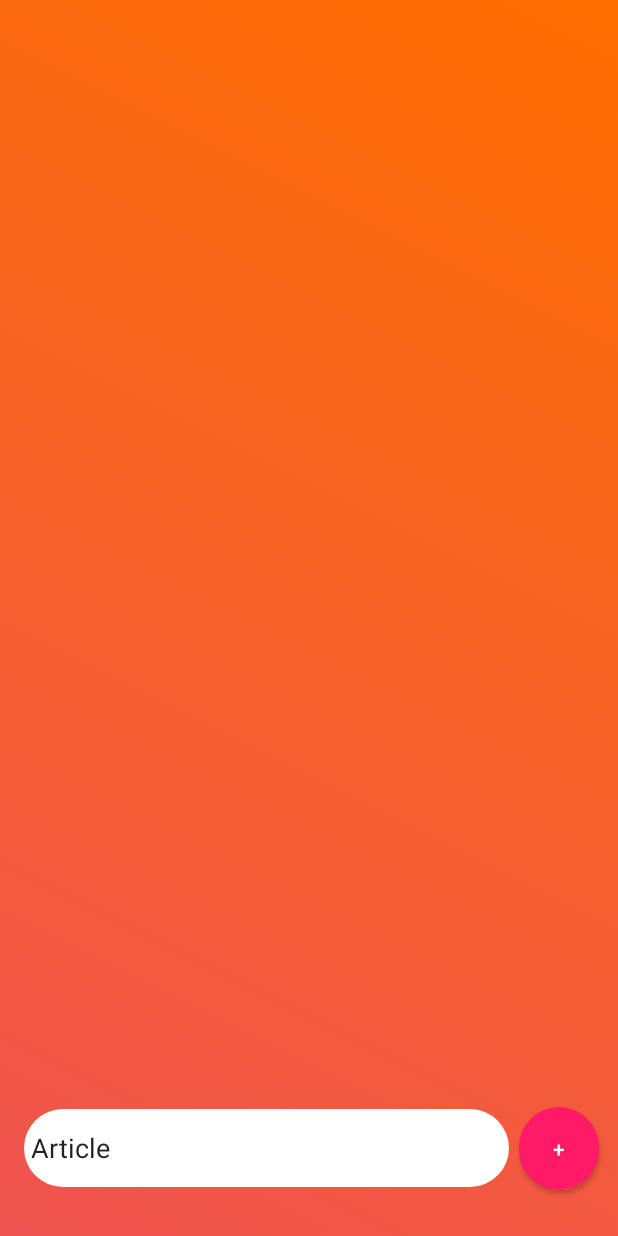
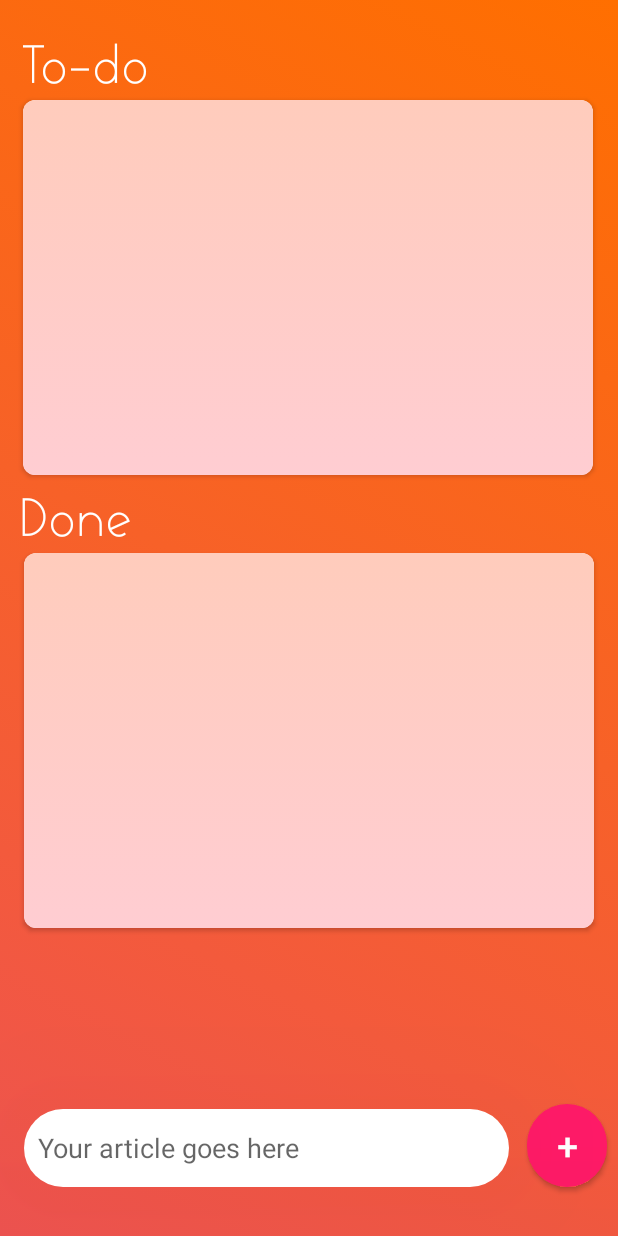
Before and after one commit to abbydomi/AndroidToDoList, an Android app: the ListDisplayActivity screen opened directly, with no data from a screen before it, on a phone screen of 412 x 824 dp. Run offline under Robolectric (Android 15) with nearby library versions, the phone set to English and light mode, and no system bars.

Commit message:
More design stuff

```diff
--- a/app/src/main/java/com/dunny/shoppingcart/ListDisplayActivity.java
+++ b/app/src/main/java/com/dunny/shoppingcart/ListDisplayActivity.java
@@ -1,10 +1,13 @@
 package com.dunny.shoppingcart;
 
 import androidx.appcompat.app.AppCompatActivity;
+import androidx.cardview.widget.CardView;
 import androidx.constraintlayout.widget.ConstraintLayout;
 
 import android.graphics.drawable.AnimationDrawable;
 import android.os.Bundle;
+import android.view.animation.Animation;
+import android.widget.ListView;
 
 public class ListDisplayActivity extends AppCompatActivity {
 
@@ -19,5 +22,18 @@ public class ListDisplayActivity extends AppCompatActivity {
         animationDrawable.setEnterFadeDuration(2500);
         animationDrawable.setExitFadeDuration(5000);
         animationDrawable.start();
-    }
+
+        ConstraintLayout lvDoneList = findViewById(R.id.theRealListContainer);
+        AnimationDrawable animationDrawable1 = (AnimationDrawable) lvDoneList.getBackground();
+        animationDrawable1.setEnterFadeDuration(2400);
+        animationDrawable1.setExitFadeDuration(4000);
+        animationDrawable1.start();
+
+        ConstraintLayout clGetList = findViewById(R.id.theRealGETListContainer);
+        AnimationDrawable animationDrawable2 = (AnimationDrawable) clGetList.getBackground();
+        animationDrawable2.setEnterFadeDuration(2400);
+        animationDrawable2.setExitFadeDuration(4000);
+        animationDrawable2.start();
+
+     }
 }
--- a/app/src/main/java/com/dunny/shoppingcart/MainActivity.java
+++ b/app/src/main/java/com/dunny/shoppingcart/MainActivity.java
@@ -3,11 +3,14 @@ package com.dunny.shoppingcart;
 import androidx.appcompat.app.AppCompatActivity;
 import androidx.constraintlayout.widget.ConstraintLayout;
 
+import android.content.Intent;
 import android.graphics.drawable.AnimationDrawable;
 import android.os.Bundle;
 import android.widget.Button;
 
 public class MainActivity extends AppCompatActivity {
+
+    Button bNew, bLoad;
 
     @Override
     protected void onCreate(Bundle savedInstanceState) {
@@ -20,5 +23,17 @@ public class MainActivity extends AppCompatActivity {
         animationDrawable.setEnterFadeDuration(2500);
         animationDrawable.setExitFadeDuration(5000);
         animationDrawable.start();
+
+        //Find the buttons
+        bNew = findViewById(R.id.buttonNew);
+        bLoad = findViewById(R.id.buttonContinue);
+
+        bNew.setOnClickListener(view -> {
+            Intent intent = new Intent(this, ListDisplayActivity.class);
+            startActivity(intent);
+        });
+
+
+
     }
 }
--- /dev/null
+++ b/app/src/main/res/drawable/background_list_01.xml
@@ -0,0 +1,12 @@
+<?xml version="1.0" encoding="utf-8"?>
+<selector xmlns:android="http://schemas.android.com/apk/res/android">
+    <item>
+        <shape>
+            <gradient
+                android:angle="90"
+                android:startColor = "#FFCDD2"
+                android:endColor= "#FFCCBC"
+            />
+        </shape>
+    </item>
+</selector>
--- /dev/null
+++ b/app/src/main/res/drawable/background_list_02.xml
@@ -0,0 +1,12 @@
+<?xml version="1.0" encoding="utf-8"?>
+<selector xmlns:android="http://schemas.android.com/apk/res/android">
+    <item>
+        <shape>
+            <gradient
+                android:angle="135"
+                android:startColor = "#EF9A9A"
+                android:endColor= "#FFCDD2"
+                />
+        </shape>
+    </item>
+</selector>
--- /dev/null
+++ b/app/src/main/res/drawable/background_list_03.xml
@@ -0,0 +1,13 @@
+<?xml version="1.0" encoding="utf-8"?>
+<selector xmlns:android="http://schemas.android.com/apk/res/android">
+  <item>
+      <shape>
+          <gradient
+              android:angle="45"
+              android:startColor = "#F48FB1"
+              android:endColor= "#FFCDD2"
+              />
+      </shape>
+  </item>
+
+</selector>
--- /dev/null
+++ b/app/src/main/res/drawable/gradient_list_dark.xml
@@ -0,0 +1,12 @@
+<?xml version="1.0" encoding="utf-8"?>
+<animation-list xmlns:android="http://schemas.android.com/apk/res/android">
+    <item
+        android:drawable="@drawable/background_list_01"
+        android:duration= "4000"/>
+    <item
+        android:drawable="@drawable/background_list_02"
+        android:duration= "4000"/>
+    <item
+        android:drawable="@drawable/background_list_03"
+        android:duration= "4000"/>
+</animation-list>
--- /dev/null
+++ b/app/src/main/res/drawable/rounded_list_view.xml
@@ -0,0 +1,12 @@
+<?xml version="1.0" encoding="utf-8"?>
+<shape xmlns:android="http://schemas.android.com/apk/res/android"
+    android:shape="rectangle"
+    android:padding="10dp">
+
+    <solid android:color="#FFFFFF" />
+    <corners
+        android:bottomRightRadius="10dp"
+        android:bottomLeftRadius="10dp"
+        android:topLeftRadius="10dp"
+        android:topRightRadius="10dp" />
+</shape>
--- a/app/src/main/res/layout/activity_list_display.xml
+++ b/app/src/main/res/layout/activity_list_display.xml
@@ -10,13 +10,14 @@
 
 
     <EditText
+        android:elevation="200dp"
         android:id="@+id/editTextTextPersonName"
         android:layout_width="323dp"
         android:layout_height="52dp"
         android:background="@drawable/rounded_edit_text"
         android:ems="10"
+        android:hint="  Your article goes here"
         android:inputType="textPersonName"
-        android:text=" Article"
         app:layout_constraintBottom_toBottomOf="parent"
         app:layout_constraintEnd_toEndOf="parent"
         app:layout_constraintHorizontal_bias="0.181"
@@ -24,17 +25,112 @@
         app:layout_constraintTop_toTopOf="parent"
         app:layout_constraintVertical_bias="0.958" />
 
+
+
+
+    <androidx.cardview.widget.CardView
+        android:id="@+id/doneListContainer"
+        android:layout_width="380dp"
+        android:layout_height="250dp"
+        android:background="@null"
+        app:cardCornerRadius="8dp"
+
+        app:layout_constraintEnd_toEndOf="parent"
+        app:layout_constraintHorizontal_bias="0.483"
+        app:layout_constraintStart_toStartOf="parent"
+        app:layout_constraintTop_toBottomOf="@+id/tvTodo">
+
+        <androidx.constraintlayout.widget.ConstraintLayout
+            android:id="@+id/theRealListContainer"
+            android:layout_width="match_parent"
+            android:layout_height="match_parent"
+            android:background="@drawable/gradient_list_dark">
+
+            <ListView
+                android:id="@+id/doneList"
+                android:layout_width="match_parent"
+                android:layout_height="match_parent"
+                android:background="@null"
+                tools:layout_editor_absoluteX="-16dp"
+                tools:layout_editor_absoluteY="32dp" />
+
+        </androidx.constraintlayout.widget.ConstraintLayout>
+
+    </androidx.cardview.widget.CardView>
+
+    <androidx.cardview.widget.CardView
+        android:id="@+id/getListContainer"
+        android:layout_width="380dp"
+        android:layout_height="250dp"
+        app:layout_constraintLeft_toLeftOf="parent"
+        app:layout_constraintRight_toRightOf="parent"
+        android:background="@null"
+        app:cardCornerRadius="8dp"
+        app:layout_constraintTop_toBottomOf="@id/tvDone">
+
+        <androidx.constraintlayout.widget.ConstraintLayout
+            android:id="@+id/theRealGETListContainer"
+            android:layout_width="match_parent"
+            android:layout_height="match_parent"
+            android:background="@drawable/gradient_list_dark">
+
+            <ListView
+                android:id="@+id/getList"
+                android:layout_width="match_parent"
+                android:layout_height="match_parent"
+                android:background="@null"
+                />
+
+        </androidx.constraintlayout.widget.ConstraintLayout>
+
+    </androidx.cardview.widget.CardView>
+
+    <TextView
+        android:id="@+id/tvTodo"
+        android:layout_width="wrap_content"
+        android:layout_height="wrap_content"
+        android:fontFamily="@font/colombia"
+        android:text="To-do"
+        android:textColor="@color/white"
+        android:textSize="48sp"
+        app:layout_constraintBottom_toBottomOf="parent"
+        app:layout_constraintEnd_toEndOf="parent"
+        app:layout_constraintHorizontal_bias="0.048"
+        app:layout_constraintStart_toStartOf="parent"
+        app:layout_constraintTop_toTopOf="parent"
+        app:layout_constraintVertical_bias="0.023" />
+
+    <TextView
+        android:id="@+id/tvDone"
+        android:layout_width="wrap_content"
+        android:layout_height="wrap_content"
+        android:layout_marginTop="3dp"
+        android:fontFamily="@font/colombia"
+        android:text="Done"
+        android:textColor="@color/white"
+        android:textSize="48sp"
+        app:layout_constraintBottom_toTopOf="@+id/getListContainer"
+        app:layout_constraintEnd_toEndOf="parent"
+        app:layout_constraintHorizontal_bias="0.044"
+        app:layout_constraintStart_toStartOf="parent"
+        app:layout_constraintTop_toBottomOf="@+id/doneListContainer"
+        app:layout_constraintVertical_bias="0.0" />
+
     <Button
         android:id="@+id/button"
+        android:elevation="200dp"
         android:layout_width="53dp"
         android:layout_height="55dp"
         android:background="@drawable/circular_button"
         android:text="+"
+        android:textSize="25sp"
+        app:flow_verticalBias="1"
         app:layout_constraintBottom_toBottomOf="@+id/editTextTextPersonName"
         app:layout_constraintEnd_toEndOf="parent"
-        app:layout_constraintHorizontal_bias="0.333"
+        app:layout_constraintHorizontal_bias="0.631"
         app:layout_constraintStart_toEndOf="@+id/editTextTextPersonName"
-        app:layout_constraintTop_toTopOf="@+id/editTextTextPersonName" />
+        app:layout_constraintTop_toTopOf="@+id/editTextTextPersonName"
+        app:layout_constraintVertical_bias="1.0" />
 
 
 </androidx.constraintlayout.widget.ConstraintLayout>
--- a/app/src/main/res/values/strings.xml
+++ b/app/src/main/res/values/strings.xml
@@ -1,3 +1,5 @@
 <resources>
     <string name="app_name">My Application</string>
+    <string name="done"><b><u>Done</u></b></string>
+    <string name="get"><b><u>Get</u></b></string>
 </resources>
```
Also changed, not shown: app/src/main/res/font/colombia.ttf (added).
